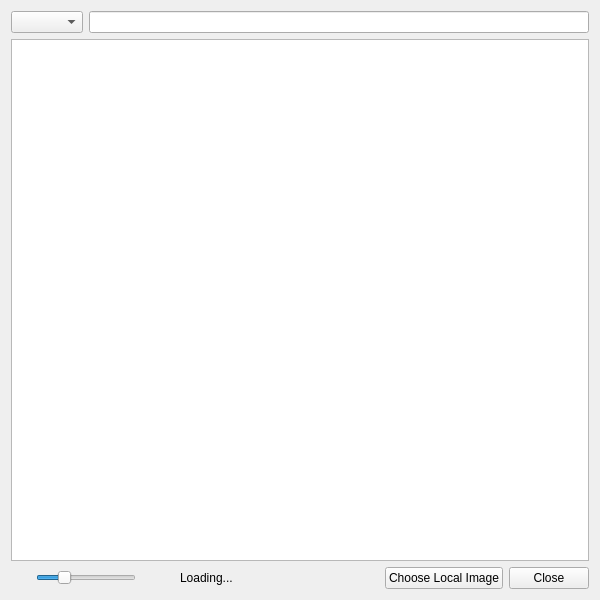
Before: the Qt Designer form globals/ImageDialog.ui in Komet/MediaElch, drawn with Qt 5.
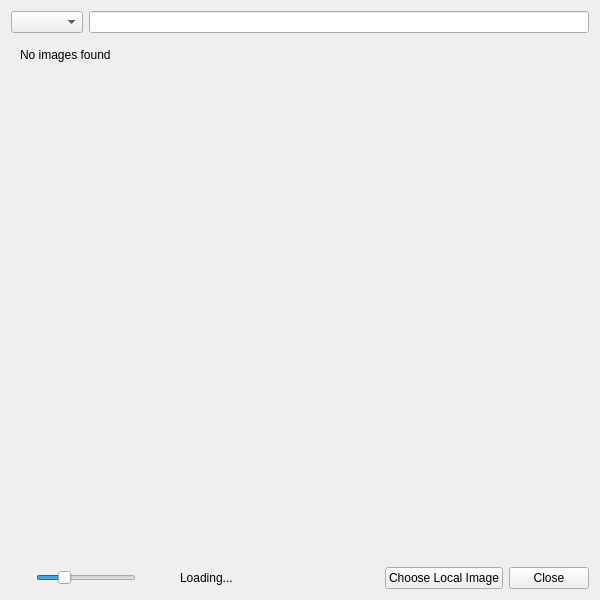
After: the same form once the commit is applied. The open tabs and pages were chosen to show the change. Icons and pictures are not drawn. Custom widgets are drawn as their Qt base class.

What changed in the file:
```diff
--- a/globals/ImageDialog.ui
+++ b/globals/ImageDialog.ui
@@ -143,6 +143,30 @@
        </item>
       </layout>
      </widget>
+     <widget class="QWidget" name="page_3">
+      <layout class="QVBoxLayout" name="verticalLayout_4">
+       <item>
+        <widget class="QLabel" name="label">
+         <property name="text">
+          <string>No images found</string>
+         </property>
+        </widget>
+       </item>
+       <item>
+        <spacer name="verticalSpacer">
+         <property name="orientation">
+          <enum>Qt::Vertical</enum>
+         </property>
+         <property name="sizeHint" stdset="0">
+          <size>
+           <width>20</width>
+           <height>40</height>
+          </size>
+         </property>
+        </spacer>
+       </item>
+      </layout>
+     </widget>
     </widget>
    </item>
    <item>
```
